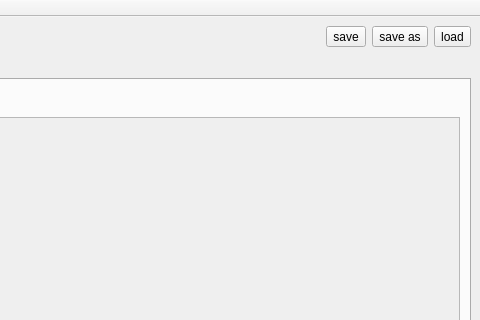
Above: uis/control-system.ui from AlbertHdz4/qplayer before the change; both pictures show x 654 to 1134 and y 0 to 320 of the 1134 by 912 pixel window. Below: the same form after it.
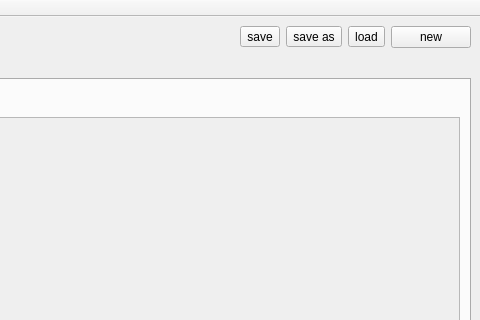
That is the form after the change. The open tabs and pages were chosen to show the change. Icons and pictures are not drawn.

Commit message: Delete remains of older sequences before loading a sequence. Also added a "new sequence button". Fixes #11

What changed in the file:
```diff
--- a/uis/control-system.ui
+++ b/uis/control-system.ui
@@ -242,6 +242,23 @@
         </property>
        </widget>
       </item>
+      <item>
+       <widget class="QPushButton" name="new_button">
+        <property name="text">
+         <string>new</string>
+        </property>
+        <property name="icon">
+         <iconset resource="../resources.qrc">
+          <normaloff>:/actions/icons/document-new.svg</normaloff>:/actions/icons/document-new.svg</iconset>
+        </property>
+        <property name="iconSize">
+         <size>
+          <width>32</width>
+          <height>32</height>
+         </size>
+        </property>
+       </widget>
+      </item>
      </layout>
     </item>
     <item>
```
Left out of the diff: 6 changed lines with no effect on the pictures. The commit also changes 8 other files.
